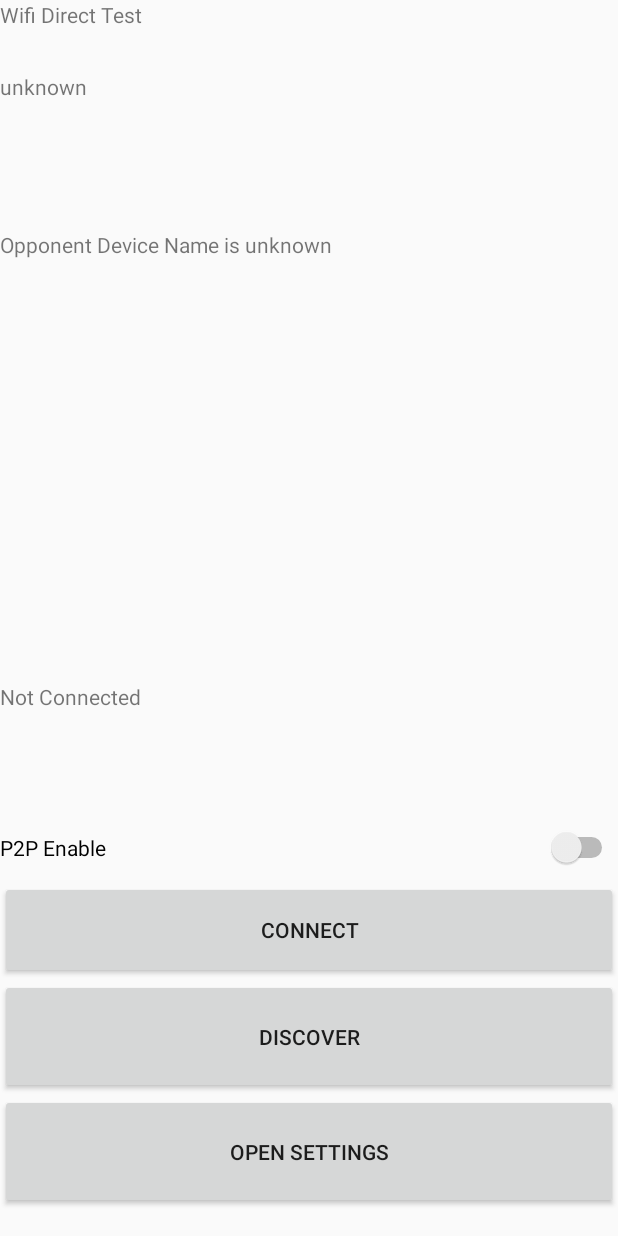
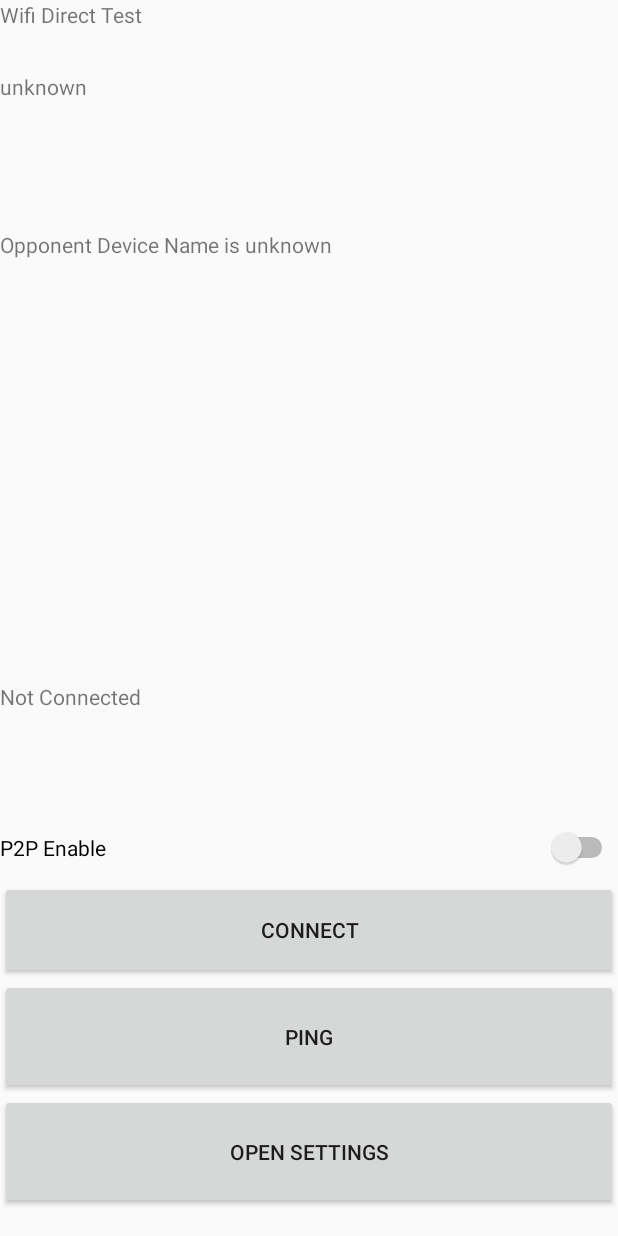
Before and after one commit to kunokuno/SyuGo, an Android app: the WiFiDirectActivity screen opened directly, with no data from a screen before it, on a phone screen of 412 x 824 dp. Run offline under Robolectric (Android 15) with nearby library versions, the phone set to English and light mode, and no system bars; Roboto replaces fonts that are not available here.

Commit message:
接続をDiscoverからConnectに変更 メッセージやりとり用にDiscoverボタンをPingボタンに変更

```diff
--- a/Syugo/app/src/main/java/jp/enpitsu/paseri/syugo/WiFiDirect/WiFiDirectActivity.java
+++ b/Syugo/app/src/main/java/jp/enpitsu/paseri/syugo/WiFiDirect/WiFiDirectActivity.java
@@ -77,7 +77,7 @@ public class WiFiDirectActivity extends Activity {
     // UI Objects
     Switch sw_p2p_enable;
     TextView txt_self_device_name,txt_opponent_device_name,txt_device_status;
-    Button btn_connect, btn_device_discover, btn_open_settings;
+    Button btn_connect, btn_ping, btn_open_settings;
 
     @Override
     public void onCreate(Bundle savedInstanceState) {
@@ -90,7 +90,7 @@ public class WiFiDirectActivity extends Activity {
         txt_opponent_device_name = (TextView) findViewById(R.id.wd_opponent_device_name);
         txt_device_status = (TextView) findViewById(R.id.wd_device_status);
         btn_connect = (Button) findViewById(R.id.wd_connect);
-        btn_device_discover = (Button) findViewById(R.id.wd_discover);
+        btn_ping = (Button) findViewById(R.id.wd_ping);
         btn_open_settings = (Button) findViewById(R.id.wd_wdsetting);
 
         // Initialize UI Objects
@@ -99,7 +99,7 @@ public class WiFiDirectActivity extends Activity {
         txt_opponent_device_name.setText("Opponent Device Name is unknown");
         txt_device_status.setText("Not Connected");
         btn_connect.setOnClickListener(connectClickListner);
-        btn_device_discover.setOnClickListener(discoverClickListner);
+        btn_ping.setOnClickListener(pingClickListner);
         btn_open_settings.setOnClickListener(opensettingsClickListner);
 
         // Register the Intent Filter
@@ -180,7 +180,7 @@ public class WiFiDirectActivity extends Activity {
     -------------------------------------------------------------- */
 
     public void resetData() {
-
+        setOpponentDeviceInformation("unknown");
     }
 
     public void connect(WifiP2pConfig config) {
@@ -286,7 +286,7 @@ public class WiFiDirectActivity extends Activity {
         }
     };
 
-    View.OnClickListener discoverClickListner = new View.OnClickListener() {
+    View.OnClickListener connectClickListner = new View.OnClickListener() {
         @Override
         public void onClick(View v) {
             if (!isWifiP2pEnabled) {
@@ -314,12 +314,13 @@ public class WiFiDirectActivity extends Activity {
         }
     };
 
-    View.OnClickListener connectClickListner = new View.OnClickListener() {
+    View.OnClickListener pingClickListner = new View.OnClickListener() {
         @Override
         public void onClick(View v) {
             Toast.makeText(WiFiDirectActivity.this, "null",Toast.LENGTH_SHORT).show();
         }
     };
+
 
 
 
--- a/Syugo/app/src/main/res/layout/activity_wifidirect.xml
+++ b/Syugo/app/src/main/res/layout/activity_wifidirect.xml
@@ -51,10 +51,10 @@
         android:layout_weight="0.03" />
 
     <Button
-        android:text="Discover"
+        android:text="Ping"
         android:layout_width="match_parent"
         android:layout_height="wrap_content"
-        android:id="@+id/wd_discover"
+        android:id="@+id/wd_ping"
         android:layout_weight="0.05" />
 
     <Button
```
